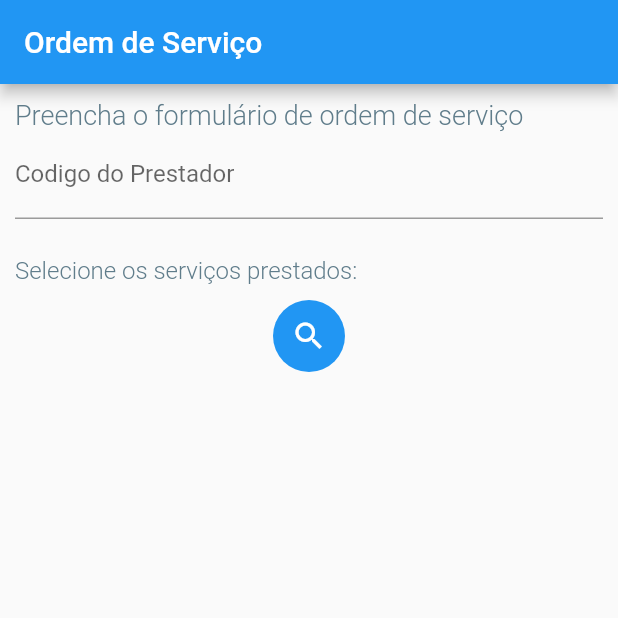
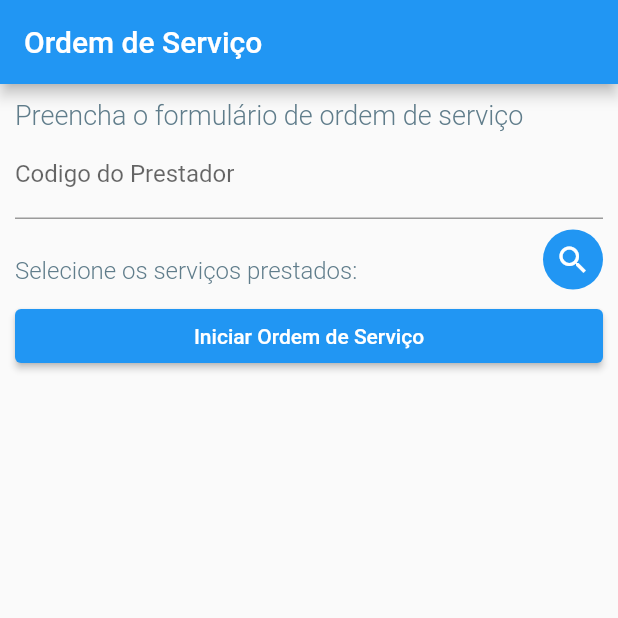
Before and after one commit to zanderlan-n/abc_tech_app, a Flutter app: the screen it shows after launch, on a phone screen of 412 x 824 dp, the top half of it. Run offline on Flutter 3.47's test engine with Material 2 defaults, Android fonts, the phone set to English and light mode, and no system bars; our stand-ins replace geolocator, get; network calls fail.

Commit message:
feat: add and remove assists

```diff
--- a/lib/controller/order_controller.dart
+++ b/lib/controller/order_controller.dart
@@ -23,4 +23,10 @@ class OrderController extends GetxController {
         .getPosition()
         .then((value) => log(value.toJson().toString()));
   }
+
+  editAssist() {
+    Get.toNamed('/services');
+  }
+
+  finishStartOrder() {}
 }
--- a/lib/main.dart
+++ b/lib/main.dart
@@ -29,7 +29,7 @@ class MyApp extends StatelessWidget {
       title: 'Flutter Demo',
       theme: ThemeData(
         primarySwatch: Colors.blue,
-        highlightColor: Colors.white,
+        highlightColor: Colors.red,
         textTheme: const TextTheme(
           headlineLarge: TextStyle(
             fontSize: 18,
@@ -55,7 +55,7 @@ class MyApp extends StatelessWidget {
           binding: OrderBinding(),
         ),
         GetPage(
-          name: '/home',
+          name: '/services',
           page: () => const AssistanceListPage(),
           binding: AssistanceBind(),
         ),
--- a/lib/page/order_page.dart
+++ b/lib/page/order_page.dart
@@ -1,10 +1,21 @@
 import 'package:abc_tech_app/controller/order_controller.dart';
+import 'package:abc_tech_app/model/assist.dart';
 import 'package:flutter/material.dart';
 import 'package:flutter/services.dart';
 import 'package:get/get.dart';
 
 class OrderPage extends GetView<OrderController> {
   const OrderPage({super.key});
+
+  Widget renderAssists(List<Assist> assistsList) {
+    return ListView.builder(
+      shrinkWrap: true,
+      itemCount: assistsList.length,
+      itemBuilder: (context, index) => ListTile(
+        title: Text(assistsList[index].title),
+      ),
+    );
+  }
 
   @override
   Widget build(BuildContext context) {
@@ -45,18 +56,28 @@ class OrderPage extends GetView<OrderController> {
                             "Selecione os serviços prestados:",
                             style: context.theme.textTheme.headlineMedium,
                           ))),
+                  Ink(
+                    width: 40,
+                    height: 40,
+                    decoration: ShapeDecoration(
+                        shape: const CircleBorder(),
+                        color: context.theme.primaryColor),
+                    child: IconButton(
+                        icon: const Icon(Icons.search),
+                        color: Colors.white,
+                        onPressed: () => controller.editAssist()),
+                  ),
                 ],
               ),
-              Ink(
-                decoration: ShapeDecoration(
-                    shape: const CircleBorder(),
-                    color: context.theme.primaryColor),
-                child: IconButton(
-                    icon: const Icon(Icons.search),
-                    color: context.theme.highlightColor,
-                    onPressed: () => controller.getLocation()),
-              ),
-              // Obx(() => ListView.builder(,
+              Obx(() => renderAssists(controller.selectedAssists)),
+              Row(
+                children: [
+                  Expanded(
+                      child: ElevatedButton(
+                          onPressed: controller.finishStartOrder,
+                          child: const Text("Iniciar Ordem de Serviço")))
+                ],
+              )
             ]),
           ),
         ),
```
Also changed, not shown: lib/controller/assistance_controller.dart (+26 -0 lines), lib/page/assistances_page.dart (+7 -4 lines).
